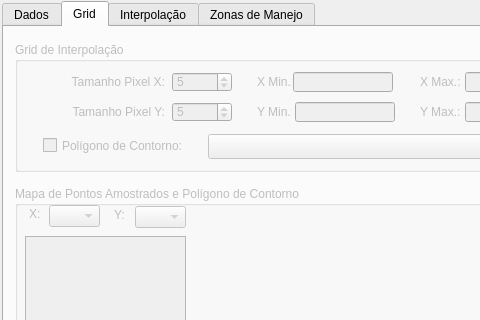
gustavowillam/SmartMapPlugin, file Smart_Map_Dialog.ui: the form before one commit; both pictures show x 0 to 480 and y 0 to 320 of the 753 by 645 pixel window.
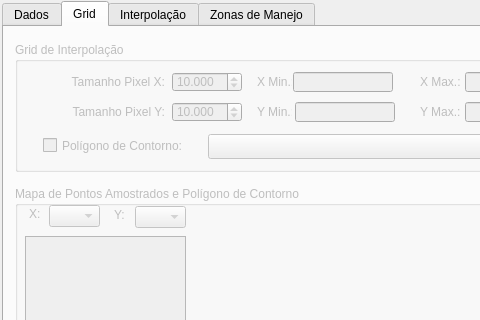
The form after the commit. The open tabs and pages were chosen to show the change. Icons and pictures are not drawn. Custom widgets are drawn as their Qt base class.

What changed in the file:
```diff
--- a/Smart_Map_Dialog.ui
+++ b/Smart_Map_Dialog.ui
@@ -616,47 +616,6 @@
        <string>X Min.:</string>
       </property>
      </widget>
-     <widget class="QSpinBox" name="SpinBox_Pixel_Size_X">
-      <property name="geometry">
-       <rect>
-        <x>157</x>
-        <y>30</y>
-        <width>60</width>
-        <height>20</height>
-       </rect>
-      </property>
-      <property name="minimum">
-       <number>1</number>
-      </property>
-      <property name="maximum">
-       <number>1000</number>
-      </property>
-      <property name="singleStep">
-       <number>1</number>
-      </property>
-      <property name="value">
-       <number>5</number>
-      </property>
-     </widget>
-     <widget class="QSpinBox" name="SpinBox_Pixel_Size_Y">
-      <property name="geometry">
-       <rect>
-        <x>157</x>
-        <y>60</y>
-        <width>60</width>
-        <height>20</height>
-       </rect>
-      </property>
-      <property name="minimum">
-       <number>1</number>
-      </property>
-      <property name="maximum">
-       <number>1000</number>
-      </property>
-      <property name="value">
-       <number>5</number>
-      </property>
-     </widget>
      <widget class="QgsMapLayerComboBox" name="mMapLayerComboBox_AreaCont">
       <property name="enabled">
        <bool>false</bool>
@@ -754,6 +713,56 @@
        </rect>
       </property>
      </widget>
+     <widget class="QDoubleSpinBox" name="SpinBox_Pixel_Size_X">
+      <property name="geometry">
+       <rect>
+        <x>157</x>
+        <y>30</y>
+        <width>70</width>
+        <height>20</height>
+       </rect>
+      </property>
+      <property name="decimals">
+       <number>3</number>
+      </property>
+      <property name="minimum">
+       <double>0.001000000000000</double>
+      </property>
+      <property name="maximum">
+       <double>100000.000000000000000</double>
+      </property>
+      <property name="singleStep">
+       <double>1.000000000000000</double>
+      </property>
+      <property name="value">
+       <double>10.000000000000000</double>
+      </property>
+     </widget>
+     <widget class="QDoubleSpinBox" name="SpinBox_Pixel_Size_Y">
+      <property name="geometry">
+       <rect>
+        <x>157</x>
+        <y>60</y>
+        <width>70</width>
+        <height>20</height>
+       </rect>
+      </property>
+      <property name="decimals">
+       <number>3</number>
+      </property>
+      <property name="minimum">
+       <double>0.001000000000000</double>
+      </property>
+      <property name="maximum">
+       <double>100000.000000000000000</double>
+      </property>
+      <property name="singleStep">
+       <double>1.000000000000000</double>
+      </property>
+      <property name="value">
+       <double>10.000000000000000</double>
+      </property>
+     </widget>
     </widget>
    </widget>
    <widget class="QWidget" name="tab_3">
```
Left out of the diff: 55 changed lines with no effect on the pictures.
